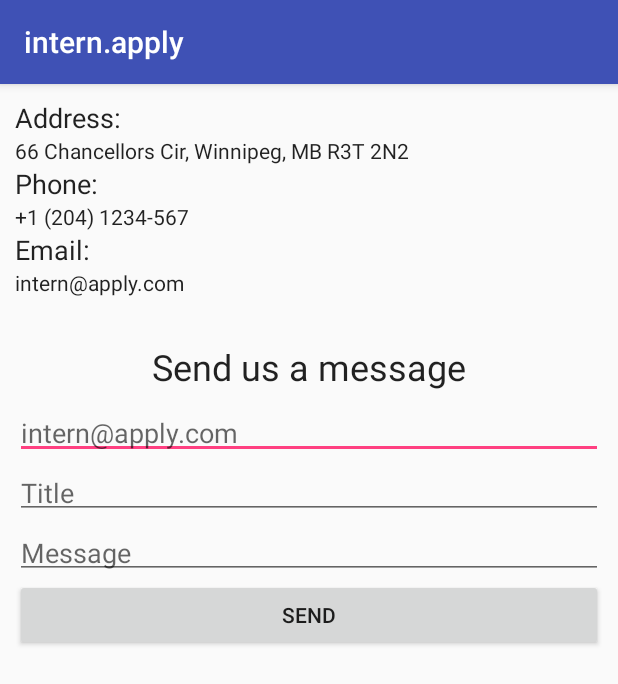
After one commit to DimaMukhin/intern.apply-android, an Android app: the ContactUsActivity screen opened directly, with no data from a screen before it, on a phone screen of 412 x 824 dp. The commit adds this screen. Shown: the top 684 px of the screen. Run offline under Robolectric (Android 15) with nearby library versions, the phone set to English and light mode, and no system bars; our stand-ins replace RxJava; libraries missing offline, so code that uses them is left out: com.jakewharton.retrofit2.

Commit message:
implemented contact-us

```diff
--- a/app/build.gradle
+++ b/app/build.gradle
@@ -36,4 +36,5 @@ dependencies {
     compile 'io.reactivex.rxjava2:rxjava:2.0.2'
     compile 'io.reactivex.rxjava2:rxandroid:2.0.1'
     compile 'com.jakewharton.retrofit:retrofit2-rxjava2-adapter:1.0.0'
+    implementation 'com.google.android.gms:play-services-maps:11.8.0'
 }
--- a/app/src/main/AndroidManifest.xml
+++ b/app/src/main/AndroidManifest.xml
@@ -21,6 +21,7 @@
                 <category android:name="android.intent.category.LAUNCHER" />
             </intent-filter>
         </activity>
+        <activity android:name=".view.contactusactivity.ContactUsActivity"></activity>
     </application>
 
 </manifest>
--- a/app/src/main/java/intern/apply/internapply/api/InternAPIClient.java
+++ b/app/src/main/java/intern/apply/internapply/api/InternAPIClient.java
@@ -3,15 +3,17 @@ package intern.apply.internapply.api;
 
 import java.util.List;
 
+import intern.apply.internapply.model.ContactMessage;
 import intern.apply.internapply.model.Job;
 import io.reactivex.Observable;
+import retrofit2.http.Body;
 import retrofit2.http.GET;
-
-/**
- * Created by Unknown on 2018-01-13.
- */
+import retrofit2.http.POST;
 
 public interface InternAPIClient {
     @GET("/api/job")
     Observable<List<Job>> getAllJobs();
+
+    @POST("/api/contactMessage")
+    Observable<ContactMessage> sendContactMessage(@Body ContactMessage cm);
 }
--- /dev/null
+++ b/app/src/main/java/intern/apply/internapply/view/contactusactivity/ContactUsActivity.java
@@ -0,0 +1,70 @@
+package intern.apply.internapply.view.contactusactivity;
+
+import android.support.v7.app.AppCompatActivity;
+import android.os.Bundle;
+import android.util.Log;
+import android.view.View;
+import android.widget.EditText;
+import android.widget.Toast;
+
+
+import java.util.List;
+
+import intern.apply.internapply.R;
+import intern.apply.internapply.api.InternAPI;
+import intern.apply.internapply.model.ContactMessage;
+import intern.apply.internapply.model.ServerError;
+import io.reactivex.android.schedulers.AndroidSchedulers;
+import io.reactivex.schedulers.Schedulers;
+
+public class ContactUsActivity extends AppCompatActivity {
+
+    private EditText etEmail;
+    private EditText etTitle;
+    private EditText etMessage;
+    private InternAPI api;
+
+    private void onInit() {
+        etEmail = findViewById(R.id.etEmail);
+        etTitle = findViewById(R.id.etTitle);
+        etMessage = findViewById(R.id.etMessage);
+        api = InternAPI.getAPI();
+    }
+
+    @Override
+    protected void onCreate(Bundle savedInstanceState) {
+        super.onCreate(savedInstanceState);
+        setContentView(R.layout.activity_contact_us);
+        onInit();
+    }
+
+    /**
+     * Send message button click listener
+     * sends a message to the server.
+     * displays success/error messages
+     */
+    public void sendMessage(View view) {
+        String email = etEmail.getText().toString();
+        String title = etTitle.getText().toString();
+        String message = etMessage.getText().toString();
+
+        ContactMessage cm = new ContactMessage(email, title, message);
+        api.sendContactMessage(cm)
+            .subscribeOn(Schedulers.io())
+            .observeOn(AndroidSchedulers.mainThread())
+            .subscribe(response -> {
+                Toast.makeText(this, "Message was sent successfully", Toast.LENGTH_LONG).show();
+            }, error -> {
+                Log.i("error", error.toString());
+                List<ServerError> errors = ServerError.getErrorsFromServerException(error);
+
+                for (ServerError se : errors) {
+                    if (se.getCode() == 1) Toast.makeText(this, "Invalid email address", Toast.LENGTH_LONG).show();
+                    else if (se.getCode() == 2) Toast.makeText(this, "Invalid title (max 25 characters)", Toast.LENGTH_LONG).show();
+                    else if (se.getCode() == 3) Toast.makeText(this, "Invalid message body (max 300 characters)", Toast.LENGTH_LONG).show();
+                    else Toast.makeText(this, "Internal server error, please try again later", Toast.LENGTH_LONG).show();
+                    break;
+                }
+            });
+    }
+}
--- a/app/src/main/java/intern/apply/internapply/view/mainactivity/MainActivity.java
+++ b/app/src/main/java/intern/apply/internapply/view/mainactivity/MainActivity.java
@@ -1,5 +1,6 @@
 package intern.apply.internapply.view.mainactivity;
 
+import android.content.Intent;
 import android.os.Bundle;
 import android.support.design.widget.FloatingActionButton;
 import android.support.design.widget.Snackbar;
@@ -15,6 +16,7 @@ import android.view.Menu;
 import android.view.MenuItem;
 
 import intern.apply.internapply.R;
+import intern.apply.internapply.view.contactusactivity.ContactUsActivity;
 
 public class MainActivity extends AppCompatActivity
         implements NavigationView.OnNavigationItemSelectedListener {
@@ -72,6 +74,9 @@ public class MainActivity extends AppCompatActivity
         //noinspection SimplifiableIfStatement
         if (id == R.id.action_settings) {
             return true;
+        } else if (id == R.id.action_contact_us) {
+            Intent contactUsIntent = new Intent(MainActivity.this, ContactUsActivity.class);
+            startActivity(contactUsIntent);
         }
 
         return super.onOptionsItemSelected(item);
--- /dev/null
+++ b/app/src/main/res/layout/activity_contact_us.xml
@@ -0,0 +1,104 @@
+<?xml version="1.0" encoding="utf-8"?>
+<LinearLayout xmlns:android="http://schemas.android.com/apk/res/android"
+    xmlns:app="http://schemas.android.com/apk/res-auto"
+    xmlns:tools="http://schemas.android.com/tools"
+    android:layout_width="match_parent"
+    android:layout_height="match_parent"
+    android:orientation="vertical"
+    android:padding="10dp"
+    tools:context="intern.apply.internapply.view.contactusactivity.ContactUsActivity">
+
+    <TextView
+        android:id="@+id/tvAddress"
+        android:layout_width="match_parent"
+        android:layout_height="wrap_content"
+        android:text="@string/address"
+        android:textAppearance="@style/TextAppearance.AppCompat.Body1"
+        android:textSize="18sp" />
+
+    <TextView
+        android:id="@+id/tvActualAddress"
+        android:layout_width="match_parent"
+        android:layout_height="wrap_content"
+        android:text="@string/_66_chancellors_cir_winnipeg_mb_r3t_2n2"
+        android:textAppearance="@style/TextAppearance.AppCompat.Body1"
+        tools:text="66 Chancellors Cir, Winnipeg, MB R3T 2N2" />
+
+    <TextView
+        android:id="@+id/tvPhone"
+        android:layout_width="match_parent"
+        android:layout_height="wrap_content"
+        android:text="@string/phone"
+        android:textAppearance="@style/TextAppearance.AppCompat.Body1"
+        android:textSize="18sp" />
+
+    <TextView
+        android:id="@+id/tvPhoneNumber"
+        android:layout_width="match_parent"
+        android:layout_height="wrap_content"
+        android:text="@string/_1_204_1234_567"
+        android:textAppearance="@style/TextAppearance.AppCompat.Body1"
+        tools:text="+1 (204) 1234-567" />
+
+    <TextView
+        android:id="@+id/tvEmail"
+        android:layout_width="match_parent"
+        android:layout_height="wrap_content"
+        android:text="@string/email"
+        android:textAppearance="@style/TextAppearance.AppCompat.Body1"
+        android:textSize="18sp" />
+
+    <TextView
+        android:id="@+id/tvActualEmail"
+        android:layout_width="match_parent"
+        android:layout_height="wrap_content"
+        android:text="@string/intern_apply_com"
+        android:textAppearance="@style/TextAppearance.AppCompat.Body1" />
+
+    <TextView
+        android:id="@+id/tvSendUsAMessage"
+        android:layout_width="match_parent"
+        android:layout_height="wrap_content"
+        android:text="@string/send_us_a_message"
+        android:textAlignment="center"
+        android:textAppearance="@style/TextAppearance.AppCompat.Body1"
+        android:textSize="24sp"
+        android:paddingBottom="5dp"
+        android:paddingTop="30dp"
+        tools:text="Send us a message" />
+
+    <EditText
+        android:id="@+id/etEmail"
+        android:layout_width="match_parent"
+        android:layout_height="wrap_content"
+        android:ems="10"
+        android:hint="@string/intern_apply_com"
+        android:paddingBottom="5dp"
+        android:inputType="textEmailAddress" />
+
+    <EditText
+        android:id="@+id/etTitle"
+        android:layout_width="match_parent"
+        android:layout_height="wrap_content"
+        android:ems="10"
+        android:hint="@string/title"
+        android:paddingBottom="5dp"
+        android:inputType="textEmailSubject" />
+
+    <EditText
+        android:id="@+id/etMessage"
+        android:layout_width="match_parent"
+        android:layout_height="wrap_content"
+        android:ems="10"
+        android:hint="@string/message"
+        android:paddingBottom="5dp"
+        android:inputType="textMultiLine|textShortMessage" />
+
+    <Button
+        android:id="@+id/btSend"
+        android:layout_width="match_parent"
+        android:layout_height="wrap_content"
+        android:onClick="sendMessage"
+        android:text="@string/send" />
+
+</LinearLayout>
--- a/app/src/main/res/menu/main.xml
+++ b/app/src/main/res/menu/main.xml
@@ -6,4 +6,10 @@
         android:orderInCategory="100"
         android:title="@string/action_settings"
         app:showAsAction="never" />
+
+    <item
+        android:id="@+id/action_contact_us"
+        android:orderInCategory="100"
+        android:title="@string/action_contact_us"
+        app:showAsAction="never" />
 </menu>
--- a/app/src/main/res/values/strings.xml
+++ b/app/src/main/res/values/strings.xml
@@ -5,4 +5,15 @@
     <string name="navigation_drawer_close">Close navigation drawer</string>
 
     <string name="action_settings">Settings</string>
+    <string name="action_contact_us">Contact us</string>
+    <string name="address">Address:</string>
+    <string name="phone">Phone:</string>
+    <string name="email">Email:</string>
+    <string name="_66_chancellors_cir_winnipeg_mb_r3t_2n2">66 Chancellors Cir, Winnipeg, MB R3T 2N2</string>
+    <string name="_1_204_1234_567">+1 (204) 1234-567</string>
+    <string name="intern_apply_com">intern@apply.com</string>
+    <string name="send_us_a_message">Send us a message</string>
+    <string name="title">Title</string>
+    <string name="message">Message</string>
+    <string name="send">Send</string>
 </resources>
```
Also changed, not shown: app/src/main/java/intern/apply/internapply/api/InternAPI.java (+17 -5 lines), app/src/main/java/intern/apply/internapply/model/ContactMessage.java (added, +34 -0 lines), app/src/main/java/intern/apply/internapply/model/ServerError.java (added, +52 -0 lines).
